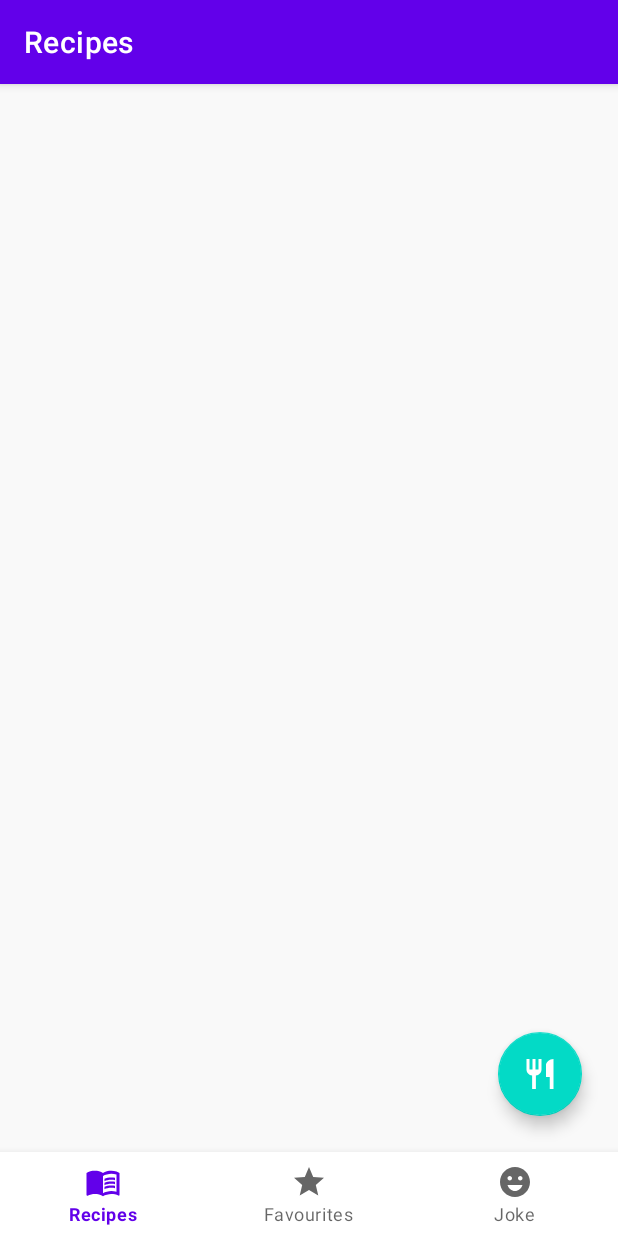
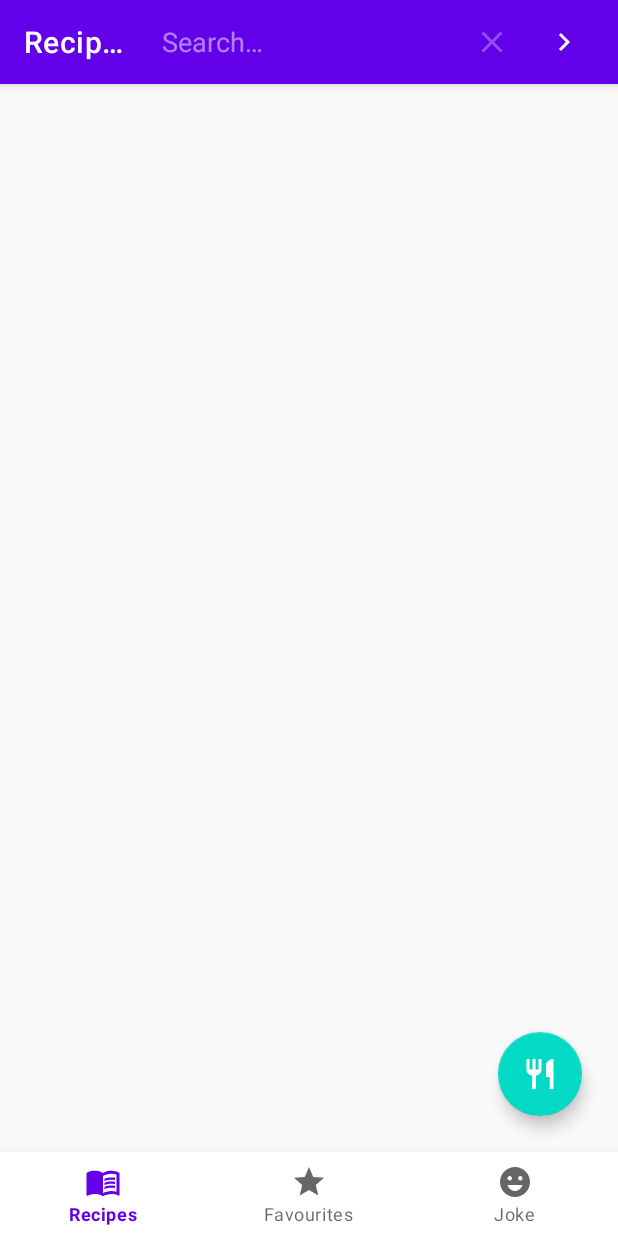
Before and after one commit to mejerr/RecipesApplication, an Android app: the screen it shows after launch (MainActivity), after a tap on "error_layout_description", on a phone screen of 412 x 824 dp. Run offline under Robolectric (Android 15) with nearby library versions, the phone set to English and light mode, and no system bars; our stand-ins replace Dagger/Hilt's generated code, Room's generated code, Shimmer, data binding, navigation-ui; Roboto replaces fonts that are not available here; 4 statements that could not run were skipped; 1 other tap on this screen came first.

Commit message:
Add search functionality

```diff
--- a/app/src/main/java/com/example/recipes_app/data/RemoteDataSource.kt
+++ b/app/src/main/java/com/example/recipes_app/data/RemoteDataSource.kt
@@ -12,4 +12,8 @@ class RemoteDataSource @Inject constructor(
     suspend fun getRecipes(queries: Map<String, String>): Response<FoodRecipe> {
         return foodRecipesApi.getRecipes(queries)
     }
+
+    suspend fun searchRecipes(searchQuery: Map<String, String>): Response<FoodRecipe> {
+        return foodRecipesApi.getRecipes(searchQuery)
+    }
 }
--- a/app/src/main/java/com/example/recipes_app/data/network/FoodRecipesApi.kt
+++ b/app/src/main/java/com/example/recipes_app/data/network/FoodRecipesApi.kt
@@ -11,4 +11,9 @@ interface FoodRecipesApi {
     suspend fun getRecipes(
         @QueryMap queries: Map<String, String>
     ): Response<FoodRecipe>
+
+    @GET("/recipes/complexSearch")
+    suspend fun searchRecipes(
+        @QueryMap queries: Map<String, String>
+    ): Response<FoodRecipe>
 }
--- a/app/src/main/java/com/example/recipes_app/ui/fragments/recipes/RecipesFragment.kt
+++ b/app/src/main/java/com/example/recipes_app/ui/fragments/recipes/RecipesFragment.kt
@@ -5,9 +5,12 @@ import android.os.Bundle
 import android.util.Log
 import androidx.fragment.app.Fragment
 import android.view.LayoutInflater
+import android.view.Menu
+import android.view.MenuInflater
 import android.view.View
 import android.view.ViewGroup
 import android.widget.Toast
+import androidx.appcompat.widget.SearchView
 import androidx.lifecycle.ViewModelProvider
 import androidx.lifecycle.lifecycleScope
 import androidx.navigation.fragment.findNavController
@@ -27,7 +30,7 @@ import kotlinx.coroutines.launch
 
 @ExperimentalCoroutinesApi
 @AndroidEntryPoint
-class RecipesFragment : Fragment() {
+class RecipesFragment : Fragment(), SearchView.OnQueryTextListener {
 
     private val args by navArgs<RecipesFragmentArgs>()
 
@@ -53,6 +56,8 @@ class RecipesFragment : Fragment() {
         _binding = FragmentRecipesBinding.inflate(inflater, container, false)
         binding.lifecycleOwner = this
         binding.mainViewModel = mainViewModel
+
+        setHasOptionsMenu(true)
 
         setupRecyclerView()
 
@@ -89,6 +94,26 @@ class RecipesFragment : Fragment() {
         showShimmerEffect()
     }
 
+    override fun onCreateOptionsMenu(menu: Menu, inflater: MenuInflater) {
+        inflater.inflate(R.menu.recipes_menu, menu)
+
+        val search = menu.findItem(R.id.menu_search)
+        val searchView = search.actionView as? SearchView
+        searchView?.isSubmitButtonEnabled = true
+        searchView?.setOnQueryTextListener(this)
+    }
+
+    override fun onQueryTextSubmit(query: String?): Boolean {
+        if(query != null) {
+            searchApiData(query)
+        }
+        return true
+    }
+
+    override fun onQueryTextChange(p0: String?): Boolean {
+        return true
+    }
+
     private fun readDatabase() {
         lifecycleScope.launch {
             mainViewModel.readRecipes.observeOnce(viewLifecycleOwner) { database ->
@@ -110,6 +135,34 @@ class RecipesFragment : Fragment() {
                 is NetworkResult.Success -> {
                     hideShimmerEffect()
                     response.data?.let { mAdapter.setData(it) }
+                }
+
+                is NetworkResult.Error -> {
+                    hideShimmerEffect()
+                    loadDataFromCache()
+                    Toast.makeText(
+                        requireContext(),
+                        response.message.toString(),
+                        Toast.LENGTH_SHORT
+                    ).show()
+                }
+
+                is NetworkResult.Loading -> {
+                    showShimmerEffect()
+                }
+            }
+        }
+    }
+
+    private fun searchApiData(searchQuery: String) {
+        showShimmerEffect()
+        mainViewModel.searchRecipes(recipesViewModel.applySearchQuery(searchQuery))
+        mainViewModel.searchedRecipesResponse.observe(viewLifecycleOwner) { response ->
+            when (response) {
+                is NetworkResult.Success -> {
+                    hideShimmerEffect()
+                    val foodRecipe = response.data
+                    foodRecipe?.let { mAdapter.setData(it) }
                 }
 
                 is NetworkResult.Error -> {
--- a/app/src/main/java/com/example/recipes_app/util/Constants.kt
+++ b/app/src/main/java/com/example/recipes_app/util/Constants.kt
@@ -7,6 +7,7 @@ class Constants {
         const val API_KEY = "fcf9bca6b5094937a313b6c147cc15de"
 
         // API Query Keys
+        const val QUERY_SEARCH = "query"
         const val QUERY_NUMBER = "number"
         const val QUERY_API_KEY = "apiKey"
         const val QUERY_TYPE = "type"
--- /dev/null
+++ b/app/src/main/res/drawable/ic_search.xml
@@ -0,0 +1,5 @@
+<vector android:height="24dp" android:tint="#000000"
+    android:viewportHeight="24" android:viewportWidth="24"
+    android:width="24dp" xmlns:android="http://schemas.android.com/apk/res/android">
+    <path android:fillColor="@android:color/white" android:pathData="M15.5,14h-0.79l-0.28,-0.27C15.41,12.59 16,11.11 16,9.5 16,5.91 13.09,3 9.5,3S3,5.91 3,9.5 5.91,16 9.5,16c1.61,0 3.09,-0.59 4.23,-1.57l0.27,0.28v0.79l5,4.99L20.49,19l-4.99,-5zM9.5,14C7.01,14 5,11.99 5,9.5S7.01,5 9.5,5 14,7.01 14,9.5 11.99,14 9.5,14z"/>
+</vector>
--- /dev/null
+++ b/app/src/main/res/menu/recipes_menu.xml
@@ -0,0 +1,13 @@
+<?xml version="1.0" encoding="utf-8"?>
+<menu xmlns:tools="http://schemas.android.com/tools"
+    xmlns:android="http://schemas.android.com/apk/res/android"
+    xmlns:app="http://schemas.android.com/apk/res-auto">
+
+    <item android:id="@+id/menu_search"
+        android:title="@string/search"
+        android:icon="@drawable/ic_search"
+        android:iconTint="@color/white"
+        app:showAsAction="ifRoom"
+        tools:targetApi="o"
+        app:actionViewClass="androidx.appcompat.widget.SearchView" />
+</menu>
--- a/app/src/main/res/values/strings.xml
+++ b/app/src/main/res/values/strings.xml
@@ -29,4 +29,5 @@
     <string name="ketogenic">Ketogenic</string>
     <string name="gluten_free">Gluten free</string>
     <string name="apply">Apply</string>
+    <string name="search">Search</string>
 </resources>
```
Also changed, not shown: app/src/main/java/com/example/recipes_app/viewmodels/MainViewModel.kt (+20 -1 lines), app/src/main/java/com/example/recipes_app/viewmodels/RecipesViewModel.kt (+11 -0 lines).
